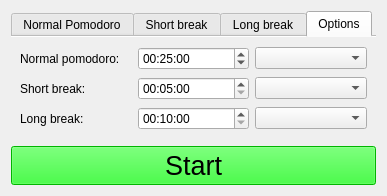
First picture: the form in main_pomodoro.ui, repository mare5x/pomodoro, before the edit.
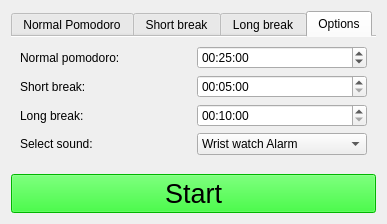
Second picture: the form after the edit. The open tabs and pages were chosen to show the change.

Commit message: Added sounds that don't work.

```diff
--- a/main_pomodoro.ui
+++ b/main_pomodoro.ui
@@ -10,7 +10,7 @@
     <x>0</x>
     <y>0</y>
     <width>350</width>
-    <height>174</height>
+    <height>208</height>
    </rect>
   </property>
   <property name="windowTitle">
@@ -117,10 +117,18 @@
        <string>Options</string>
       </attribute>
       <layout class="QGridLayout" name="gridLayout_5">
-       <item row="1" column="2">
-        <widget class="QComboBox" name="shortSoundBox"/>
+       <item row="3" column="2">
+        <widget class="QTimeEdit" name="longTimeEdit">
+         <property name="time">
+          <time>
+           <hour>0</hour>
+           <minute>10</minute>
+           <second>0</second>
+          </time>
+         </property>
+        </widget>
        </item>
-       <item row="1" column="1">
+       <item row="2" column="2">
         <widget class="QTimeEdit" name="shortTimeEdit">
          <property name="time">
           <time>
@@ -131,32 +139,21 @@
          </property>
         </widget>
        </item>
-       <item row="0" column="0">
+       <item row="1" column="0">
         <widget class="QLabel" name="label">
          <property name="text">
           <string>Normal pomodoro: </string>
          </property>
         </widget>
        </item>
-       <item row="2" column="1">
-        <widget class="QTimeEdit" name="longTimeEdit">
-         <property name="time">
-          <time>
-           <hour>0</hour>
-           <minute>10</minute>
-           <second>0</second>
-          </time>
-         </property>
-        </widget>
-       </item>
-       <item row="1" column="0">
+       <item row="2" column="0">
         <widget class="QLabel" name="label_2">
          <property name="text">
           <string>Short break:</string>
          </property>
         </widget>
        </item>
-       <item row="0" column="1">
+       <item row="1" column="2">
         <widget class="QTimeEdit" name="normTimeEdit">
          <property name="time">
           <time>
@@ -170,19 +167,65 @@
          </property>
         </widget>
        </item>
-       <item row="0" column="2">
-        <widget class="QComboBox" name="normSoundBox"/>
-       </item>
-       <item row="2" column="2">
-        <widget class="QComboBox" name="longSoundBox"/>
-       </item>
-       <item row="2" column="0">
+       <item row="3" column="0">
         <widget class="QLabel" name="label_3">
          <property name="text">
           <string>Long break:</string>
          </property>
         </widget>
        </item>
+       <item row="4" column="0">
+        <widget class="QLabel" name="label_4">
+         <property name="text">
+          <string>Select sound:</string>
+         </property>
+        </widget>
+       </item>
+       <item row="4" column="2">
+        <widget class="QComboBox" name="soundBox">
+         <property name="minimumSize">
+          <size>
+           <width>0</width>
+           <height>0</height>
+          </size>
+         </property>
+         <property name="font">
+          <font>
+           <pointsize>9</pointsize>
+          </font>
+         </property>
+         <item>
+          <property name="text">
+           <string>Wrist watch Alarm</string>
+          </property>
+         </item>
+         <item>
+          <property name="text">
+           <string>Door Bell</string>
+          </property>
+         </item>
+         <item>
+          <property name="text">
+           <string>Alarm Clock</string>
+          </property>
+         </item>
+         <item>
+          <property name="text">
+           <string>Elevator Ding</string>
+          </property>
+         </item>
+         <item>
+          <property name="text">
+           <string>Rooster crow</string>
+          </property>
+         </item>
+         <item>
+          <property name="text">
+           <string>None</string>
+          </property>
+         </item>
+        </widget>
+       </item>
       </layout>
      </widget>
     </widget>
```
The commit also changes 8 other files.
